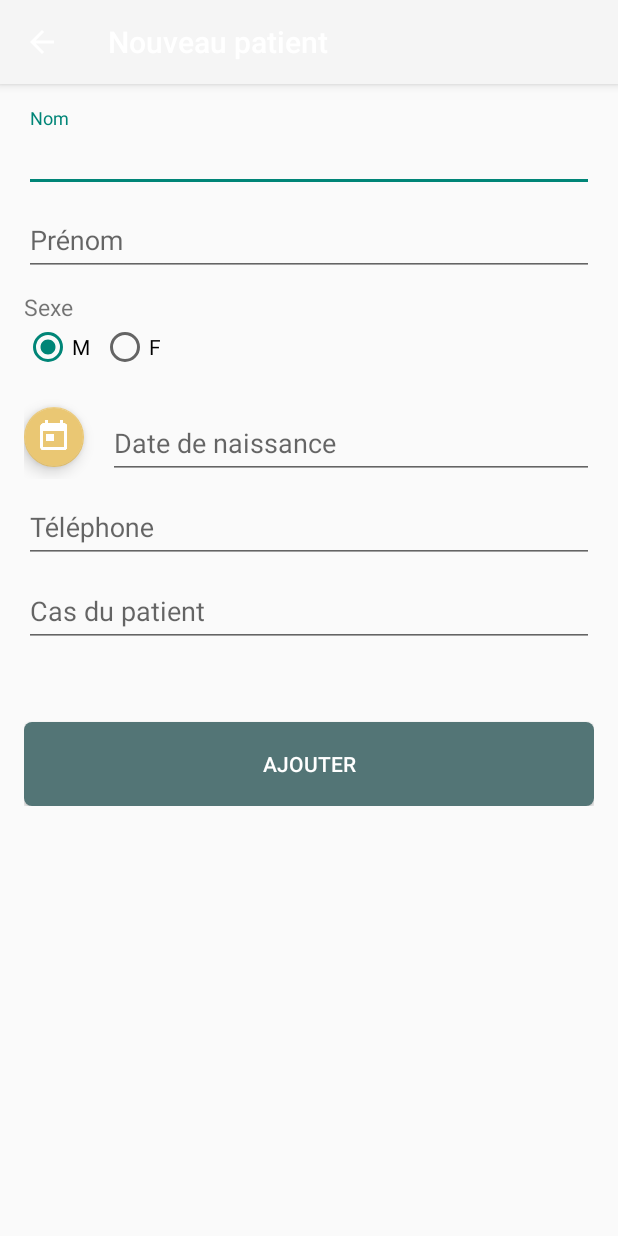
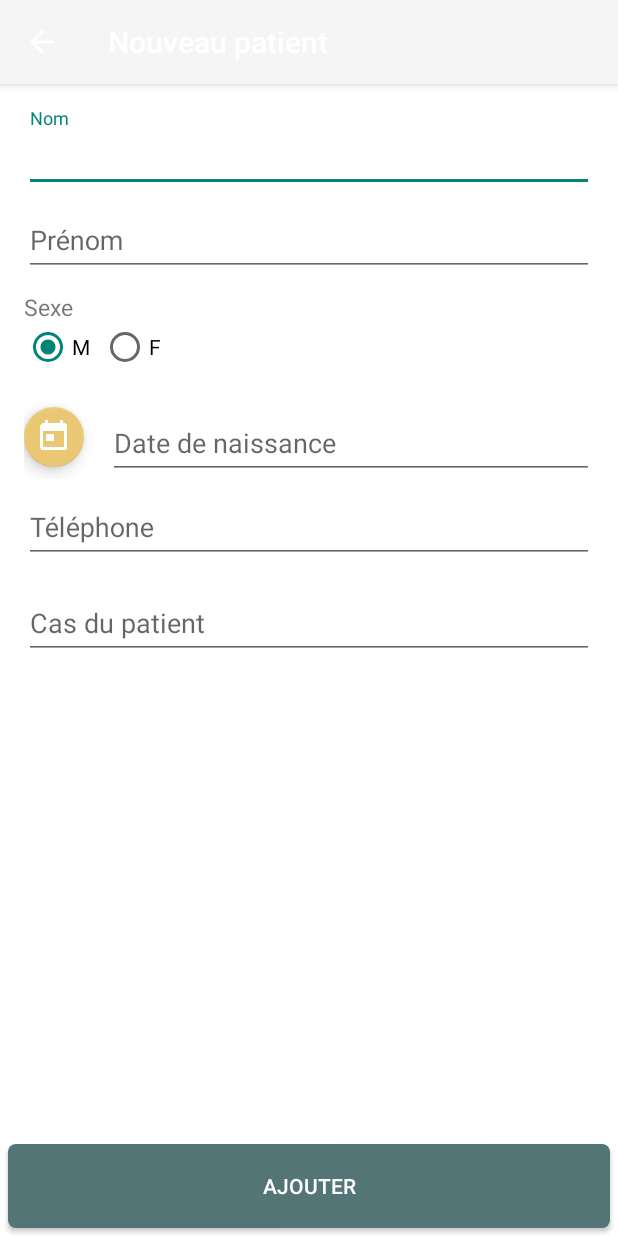
Before and after one commit to fongwama/Mosungi, an Android app: the AddPatientActivity screen opened directly, with no data from a screen before it, on a phone screen of 412 x 824 dp. Run offline under Robolectric (Android 15) with nearby library versions, the phone set to English and light mode, and no system bars; libraries missing offline, so code that uses them is left out: com.fourmob.datetimepicker, com.sleepbot.datetimepicker; 2 statements that could not run were skipped.

Commit message:
Decalage du button de validation hors du NestedSchollview lors de l'ajout d'un patient et d'un Alarm, ce qui permet à l'utilisateur de voir en permanence le button pendant qu'il saisit les infos.

```diff
--- a/Android/app/src/main/res/layout/content_add_patient.xml
+++ b/Android/app/src/main/res/layout/content_add_patient.xml
@@ -1,15 +1,22 @@
 <?xml version="1.0" encoding="utf-8"?>
-<android.support.v4.widget.NestedScrollView
+<RelativeLayout
     xmlns:android="http://schemas.android.com/apk/res/android"
     xmlns:app="http://schemas.android.com/apk/res-auto"
     xmlns:tools="http://schemas.android.com/tools"
+    android:orientation="vertical"
+    app:layout_behavior="@string/appbar_scrolling_view_behavior"
+    android:layout_width="match_parent"
+    android:layout_height="match_parent"
+    android:background="@android:color/white"
+    >
+<android.support.v4.widget.NestedScrollView
     android:layout_width="match_parent"
     android:layout_height="match_parent"
     android:paddingBottom="@dimen/activity_vertical_margin"
     android:paddingLeft="@dimen/activity_horizontal_margin"
     android:paddingRight="@dimen/activity_horizontal_margin"
     android:paddingTop="@dimen/activity_vertical_margin"
-    app:layout_behavior="@string/appbar_scrolling_view_behavior"
+    android:layout_above="@+id/validate"
     tools:context=".ui.activity.AddPatientActivity"
     tools:showIn="@layout/activity_add_patient">
 
@@ -36,7 +43,7 @@
             android:layout_height="wrap_content">
 
             <android.support.design.widget.TextInputEditText
-                android:id="@+id/lastname"
+                android:id="@+id/prenom"
                 android:layout_width="match_parent"
                 android:layout_height="wrap_content"
                 android:singleLine="true"
@@ -61,14 +68,14 @@
                 android:layout_width="wrap_content"
                 android:layout_height="wrap_content"
                 android:text="M"
-                android:id="@+id/rad_BtnM"
+                android:id="@+id/radioM"
                 android:checked="true" />
 
             <RadioButton
                 android:layout_width="wrap_content"
                 android:layout_height="wrap_content"
                 android:text="F"
-                android:id="@+id/rad_BtnF"
+                android:id="@+id/radioF"
                 android:layout_marginLeft="7dp"/>
 
         </RadioGroup>
@@ -118,7 +125,9 @@
 
         <android.support.design.widget.TextInputLayout
             android:layout_width="match_parent"
-            android:layout_height="wrap_content">
+            android:layout_height="wrap_content"
+            android:layout_marginTop="@dimen/patient_dialog_margin_top"
+            >
             <android.support.design.widget.TextInputEditText
                 android:id="@+id/cas"
                 android:layout_width="match_parent"
@@ -126,13 +135,19 @@
                 android:hint="@string/cas"/>
         </android.support.design.widget.TextInputLayout>
 
-        <Button
-            android:id="@+id/validate"
-            android:layout_width="match_parent"
-            android:layout_height="?attr/actionBarSize"
-            android:background="@drawable/btn_selector"
-            android:text="@string/add"
-            android:textColor="#FFF"
-            android:layout_marginTop="50dp"/>
+
     </LinearLayout>
 </android.support.v4.widget.NestedScrollView>
+    <Button
+        android:id="@+id/validate"
+        android:layout_width="match_parent"
+        android:layout_height="?attr/actionBarSize"
+        android:background="@drawable/btn_selector"
+        android:text="@string/add"
+        android:textColor="#FFF"
+
+        android:layout_alignParentBottom="true"
+        android:layout_gravity="bottom"
+        android:layout_margin="5dp"
+        />
+    </RelativeLayout>
```
Also changed, not shown: Android/app/src/main/res/layout/content_add_agenda.xml (+64 -14 lines).
